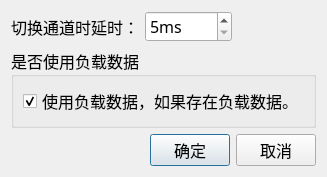
Qt form MulitChannalBox/clsMultiChannelSettings.ui (caicaiking/WKEFactoryView2014) before a commit.
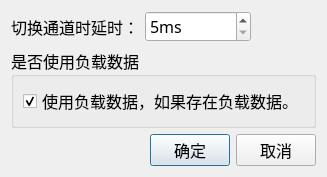
The same form after that commit.

Patch:
```diff
--- a/MulitChannalBox/clsMultiChannelSettings.ui
+++ b/MulitChannalBox/clsMultiChannelSettings.ui
@@ -60,7 +60,7 @@
         <number>5</number>
        </property>
        <property name="maximum">
-        <number>1000</number>
+        <number>100000</number>
        </property>
        <property name="value">
         <number>5</number>
```
